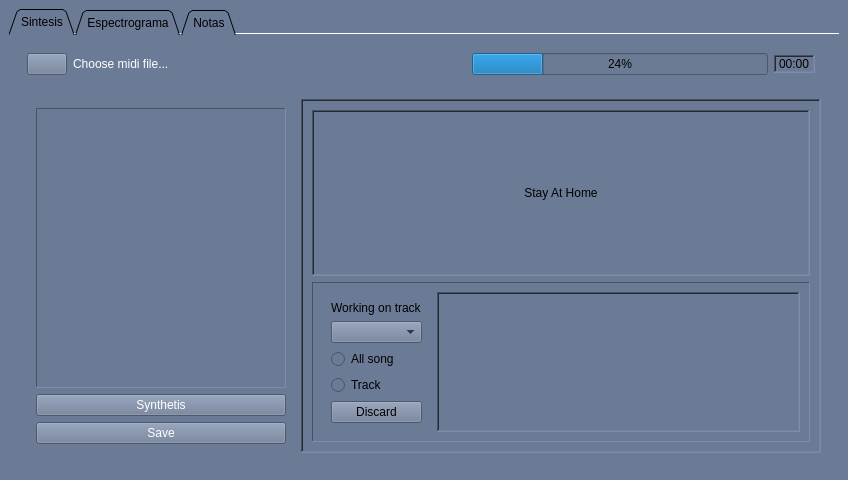
Above: ProgramaPrincipal/FrontEnd/designer/main_window.ui from grupo-1-ASSD-E2/ASSD-TP2 before the change. Below: the same form after it.
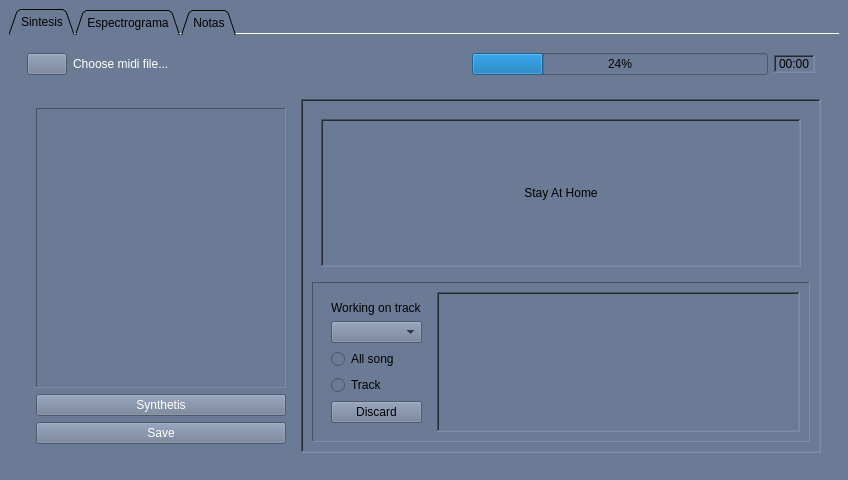
That is the form after the change. Icons and pictures are not drawn. Custom widgets are drawn as their Qt base class.

```diff
--- a/ProgramaPrincipal/FrontEnd/designer/main_window.ui
+++ b/ProgramaPrincipal/FrontEnd/designer/main_window.ui
@@ -308,12 +308,15 @@
                <rect>
                 <x>0</x>
                 <y>0</y>
-                <width>508</width>
-                <height>352</height>
+                <width>516</width>
+                <height>360</height>
                </rect>
               </property>
               <layout class="QVBoxLayout" name="verticalLayout_3">
                <item>
+                <widget class="QWidget" name="widget_11" native="true">
+                 <layout class="QHBoxLayout" name="horizontalLayout_14">
+                  <item>
                 <widget class="QScrollArea" name="scroll_2">
                  <property name="frameShape">
                   <enum>QFrame::WinPanel</enum>
@@ -326,8 +329,8 @@
                    <rect>
                     <x>0</x>
                     <y>0</y>
-                    <width>486</width>
-                    <height>99</height>
+                       <width>476</width>
+                       <height>164</height>
                    </rect>
                   </property>
                   <layout class="QVBoxLayout" name="verticalLayout_5">
@@ -345,6 +348,9 @@
                  </widget>
                 </widget>
                </item>
+                 </layout>
+                </widget>
+               </item>
                <item>
                 <widget class="QFrame" name="frame_2">
                  <property name="sizePolicy">
```
Left out of the diff: 18 changed lines with no effect on the pictures. Lines whose indentation alone changed are shown as unchanged.
